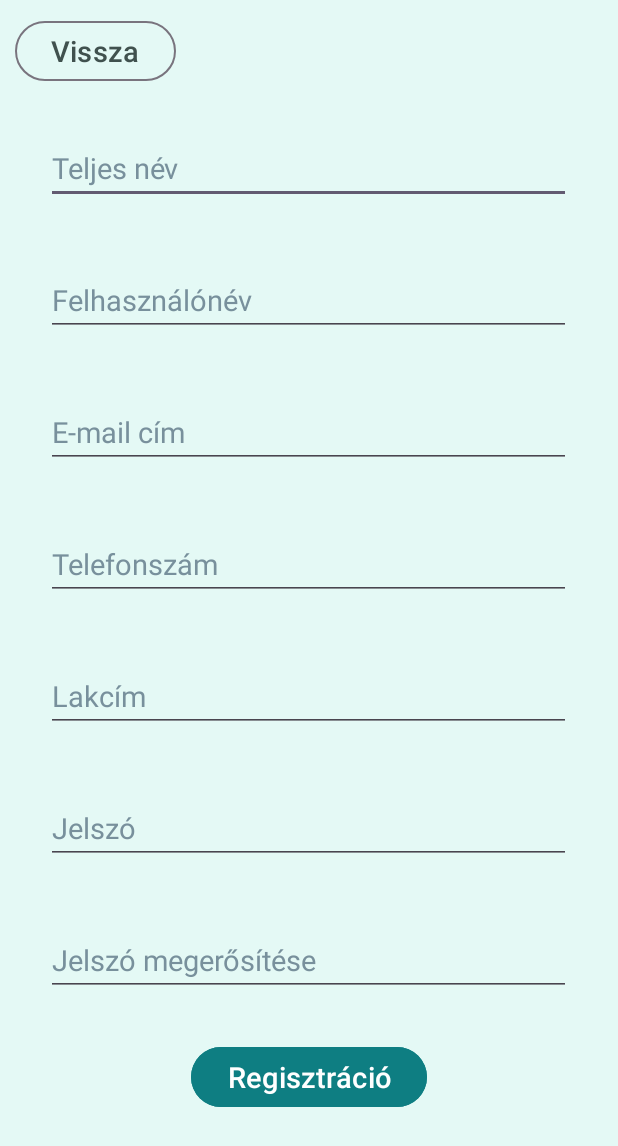
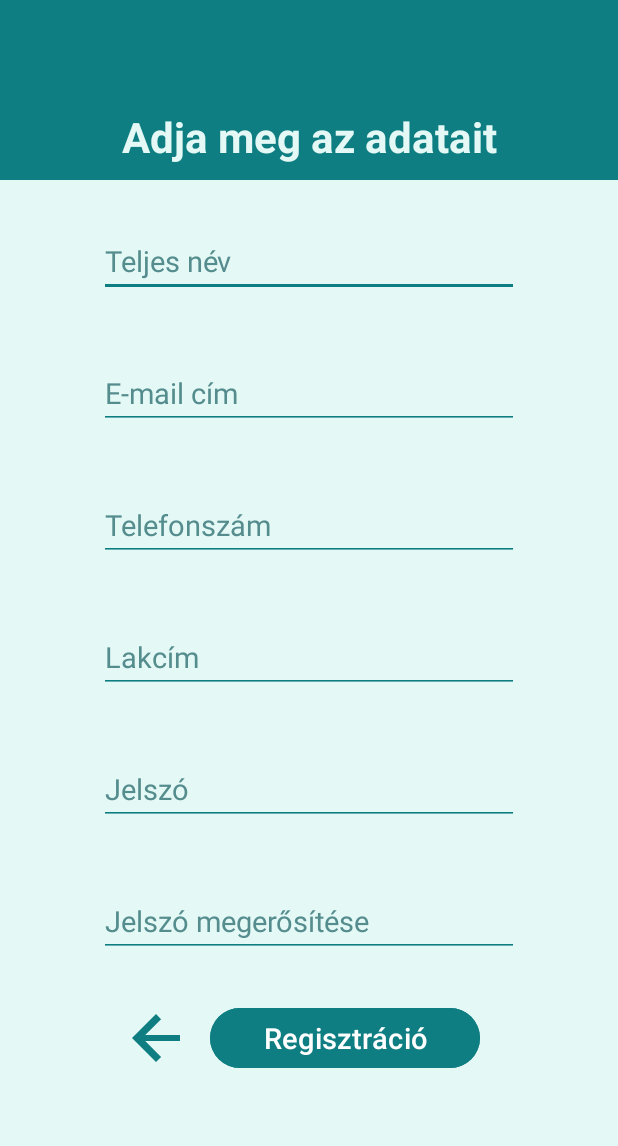
Before and after one commit to Daffidke/okmanyiroda-ugyintezes, an Android app: the screen it shows after launch (RegisterActivity), after a tap on "Regisztráció", on a phone screen of 412 x 824 dp. Shown: the top 1146 px of the screen. Run offline under Robolectric (Android 15) with nearby library versions, the phone set to English and light mode, and no system bars; our stand-ins replace Firebase (no records; nobody signed in at launch, a user with empty details on screens opened directly); 1 other tap on this screen came first.

Commit message:
Bejelentkezés és regisztráció Firebase segítségével, Input validáció, GUI finomítások

```diff
--- a/app/src/main/AndroidManifest.xml
+++ b/app/src/main/AndroidManifest.xml
@@ -17,6 +17,7 @@
             android:exported="false" />
         <activity
             android:name=".RegisterActivity"
+            android:windowSoftInputMode="adjustResize"
             android:exported="false" />
         <activity
             android:name=".MainActivity"
--- a/app/src/main/java/com/example/okmanyirodaugyintezes/MainActivity.java
+++ b/app/src/main/java/com/example/okmanyirodaugyintezes/MainActivity.java
@@ -6,12 +6,19 @@ import android.os.Bundle;
 import android.util.Log;
 import android.view.View;
 import android.widget.EditText;
+import android.widget.Toast;
 
 import androidx.activity.EdgeToEdge;
+import androidx.annotation.NonNull;
 import androidx.appcompat.app.AppCompatActivity;
 import androidx.core.graphics.Insets;
 import androidx.core.view.ViewCompat;
 import androidx.core.view.WindowInsetsCompat;
+
+import com.google.android.gms.tasks.OnCompleteListener;
+import com.google.android.gms.tasks.Task;
+import com.google.firebase.auth.AuthResult;
+import com.google.firebase.auth.FirebaseAuth;
 
 import java.util.Objects;
 
@@ -22,12 +29,11 @@ public class MainActivity extends AppCompatActivity {
     private static final int SECRET_KEY = 76;
 
 
-    // FIELDS
-    EditText usernameEditText;
-    EditText passwordEditText;
-
-    // SAVED FIELDS - for saving the typed in username and password
+    // GLOBAL VARIABLES
+    private EditText emailEditText;
+    private EditText passwordEditText;
     private SharedPreferences preferences;
+    private FirebaseAuth Auth;
 
 
     // METHODS
@@ -36,30 +42,54 @@ public class MainActivity extends AppCompatActivity {
         super.onCreate(savedInstanceState);
         EdgeToEdge.enable(this);
         setContentView(R.layout.activity_main);
-
         ViewCompat.setOnApplyWindowInsetsListener(findViewById(R.id.main), (v, insets) -> {
             Insets systemBars = insets.getInsets(WindowInsetsCompat.Type.systemBars());
             v.setPadding(systemBars.left, systemBars.top, systemBars.right, systemBars.bottom);
             return insets;
         });
 
-        this.usernameEditText = findViewById(R.id.usernameEditText);
+        // prepare for saving variables
+        preferences = getSharedPreferences(PREF_KEY, MODE_PRIVATE);
+        this.emailEditText = findViewById(R.id.emailEditText);
         this.passwordEditText = findViewById(R.id.passwordEditText);
 
-        preferences = getSharedPreferences(PREF_KEY, MODE_PRIVATE);
+        // prepare for authentication
+        Auth = FirebaseAuth.getInstance();
 
         Log.i(LOG_TAG, "onCreate");
     }
 
     public void login(View view) {
-        String userName = usernameEditText.getText().toString();
+        String email = emailEditText.getText().toString();
         String password = passwordEditText.getText().toString();
 
-        Log.i(LOG_TAG, "Bejelentkezett: " + userName + ", jelszó: " + password);
+        // validity check
+        boolean checks = true;
+        if (email.isEmpty()) {
+            emailEditText.setError("Töltsd ki ezt a mezőt");
+            Log.e(LOG_TAG, "Kitöltetlen e-mail mező!");
+            checks = false;
+        }
+        if (password.isEmpty()) {
+            passwordEditText.setError("Töltsd ki ezt a mezőt");
+            Log.e(LOG_TAG, "Kitöltetlen jelszó mező!");
+            checks = false;
+        }
 
-        // TODO: Bejelentkezés funkció
-
-        goToMainPage();
+        // LOG IN WITH FIREBASE
+        if (checks) {
+            Auth.signInWithEmailAndPassword(email, password).addOnCompleteListener(this, new OnCompleteListener<AuthResult>() {
+                @Override
+                public void onComplete(@NonNull Task<AuthResult> task) {
+                    if (task.isSuccessful()) {
+                        Log.d(LOG_TAG, "Sikeres bejelentkezés");
+                        goToMainPage();
+                    } else {
+                        Toast.makeText(MainActivity.this, "Sikertelen bejelentkezés", Toast.LENGTH_LONG).show();
+                    }
+                }
+            });
+        }
     }
 
     public void register(View view) {
@@ -68,14 +98,13 @@ public class MainActivity extends AppCompatActivity {
         startActivity(intent);
     }
 
-    private void goToMainPage(/* registered user */){
+    private void goToMainPage() {
         Intent intent = new Intent(this, ReservationActivity.class);
-        intent.putExtra("SECRET_KEY", SECRET_KEY);
         startActivity(intent);
     }
 
+
     // OVERRIDES
-
     @Override
     protected void onStop() {
         super.onStop();
@@ -99,7 +128,7 @@ public class MainActivity extends AppCompatActivity {
         super.onPause();
 
         SharedPreferences.Editor editor = preferences.edit();
-        editor.putString("username", usernameEditText.getText().toString());
+        editor.putString("email", emailEditText.getText().toString());
         editor.putString("password", passwordEditText.getText().toString());
         editor.apply();
 
--- a/app/src/main/java/com/example/okmanyirodaugyintezes/RegisterActivity.java
+++ b/app/src/main/java/com/example/okmanyirodaugyintezes/RegisterActivity.java
@@ -6,12 +6,19 @@ import android.util.Log;
 import android.view.View;
 import android.content.SharedPreferences;
 import android.widget.EditText;
+import android.widget.Toast;
 
 import androidx.activity.EdgeToEdge;
+import androidx.annotation.NonNull;
 import androidx.appcompat.app.AppCompatActivity;
 import androidx.core.graphics.Insets;
 import androidx.core.view.ViewCompat;
 import androidx.core.view.WindowInsetsCompat;
+
+import com.google.android.gms.tasks.OnCompleteListener;
+import com.google.android.gms.tasks.Task;
+import com.google.firebase.auth.AuthResult;
+import com.google.firebase.auth.FirebaseAuth;
 
 import java.util.Objects;
 
@@ -20,17 +27,15 @@ public class RegisterActivity extends AppCompatActivity {
     // CONSTS
     private static final String LOG_TAG = RegisterActivity.class.getName();
     private static final String PREF_KEY = Objects.requireNonNull(RegisterActivity.class.getPackage()).toString();
-    private static final int SECRET_KEY = 76;
 
-    // FIELDS
-    EditText fullNameEditText;
-    EditText usernameEditText;
-    EditText emailEditText;
-    EditText phoneEditText;
-    EditText addressEditText;
-    EditText passwordEditText;
-    EditText passwordConfirmEditText;
-
+    // GLOBAL VARIABLES
+    private EditText fullNameEditText;
+    private EditText emailEditText;
+    private EditText phoneEditText;
+    private EditText addressEditText;
+    private EditText passwordEditText;
+    private EditText passwordConfirmEditText;
+    private FirebaseAuth Auth;
 
     // METHODS
     @Override
@@ -44,60 +49,116 @@ public class RegisterActivity extends AppCompatActivity {
             return insets;
         });
 
+        // protection for not intended usage
         int secret_key = getIntent().getIntExtra("SECRET_KEY", 0);
-
         if (secret_key != 76) {
             finish();
         }
 
-        // INPUT
+        // prepare for authentication
+        Auth = FirebaseAuth.getInstance();
+
+        // handling inputs
         this.fullNameEditText = findViewById(R.id.fullNameEditText);
-        this.usernameEditText = findViewById(R.id.usernameEditText);
         this.emailEditText = findViewById(R.id.emailEditText);
         this.phoneEditText = findViewById(R.id.phoneNumberEditText);
         this.addressEditText = findViewById(R.id.addressEditText);
         this.passwordEditText = findViewById(R.id.passwordEditText);
         this.passwordConfirmEditText = findViewById(R.id.passwordConfirmEditText);
 
-        // SAVED FIELDS - without confirmation
+        // SAVED FIELDS - without password confirmation
         SharedPreferences preferences = getSharedPreferences(PREF_KEY, MODE_PRIVATE);
-        String username = preferences.getString("username", "");
+        String email = preferences.getString("email", "");
         String password = preferences.getString("password", "");
 
-        usernameEditText.setText(username);
+        emailEditText.setText(email);
         passwordEditText.setText(password);
 
         Log.i(LOG_TAG, "onCreate");
     }
 
-    public void register(View view){
+    public void register(View view) {
+
+        String email = emailEditText.getText().toString();
+        String password = passwordEditText.getText().toString();
+        String passwordConfirm = passwordConfirmEditText.getText().toString();
         String fullName = fullNameEditText.getText().toString();
-        String username = usernameEditText.getText().toString();
-        String email = emailEditText.getText().toString();
         String phone = phoneEditText.getText().toString();
         String address = addressEditText.getText().toString();
-        String password = passwordEditText.getText().toString();
-        String passwordConfirm = passwordConfirmEditText.getText().toString();
+        // TODO: save user details to database
 
+        // password check
         if (!password.equals(passwordConfirm)) {
+            passwordEditText.setError("A két megadott jelszó nem egyezik meg");
+            passwordConfirmEditText.setError("A két megadott jelszó nem egyezik meg");
             Log.e(LOG_TAG, "A két megadott jelszó nem egyezik meg.");
             return;
         }
 
-        Log.i(LOG_TAG, "Regisztrált: " + fullName + ", felhasználóneve: " + username + ", e-mail: " + email);
-        // TODO: Regisztrációs funkció
+        // validity checks
+        boolean check = true;
+        if (!isNameValid(fullName)) {
+            fullNameEditText.setError("Adja meg a teljes nevét");
+            check = false;
+        }
+        if (!isEmailValid(email)) {
+            emailEditText.setError("Adjon meg egy létező E-mail címet");
+            check = false;
+        }
+        if (!isPhoneValid(phone)) {
+            phoneEditText.setError("Adjon meg egy létező telefonszámot");
+            check = false;
+        }
+        if (address.isEmpty()) {
+            addressEditText.setError("Adjon meg egy létező lakcímet");
+            check = false;
+        }
+        if (password.isEmpty() || password.length() < 6) {
+            passwordEditText.setError("Adjon meg egy 6 karakternél hosszabb jelszót");
+            check = false;
+        }
 
-        goToMainPage();
+        // REGISTERING TO FIREBASE
+        if (check) {
+            Auth.createUserWithEmailAndPassword(email, password).addOnCompleteListener(this, new OnCompleteListener<AuthResult>() {
+                @Override
+                public void onComplete(@NonNull Task<AuthResult> task) {
+                    if (task.isSuccessful()) {
+                        Log.d(LOG_TAG, "Felhasználó sikeresen létrehozva.");
+                        goToMainPage();
+                    } else {
+                        Log.d(LOG_TAG, "A felhasználó létrehozása sikertelen: ", task.getException());
+                        Toast.makeText(RegisterActivity.this, "A felhasználó létrehozása sikertelen: ", Toast.LENGTH_LONG).show();
+                    }
+                }
+            });
+        }
+
     }
 
-    public void cancel(View view){
+    public void cancel(View view) {
         finish();
     }
 
     private void goToMainPage(/* registered user */) {
         Intent intent = new Intent(this, ReservationActivity.class);
-        intent.putExtra("SECRET_KEY", SECRET_KEY);
         startActivity(intent);
+    }
+
+    // VALIDITY CHECK METHODS
+    boolean isEmailValid(String email) {
+        return email != null && !email.isEmpty() &&
+                email.matches("^[A-Za-z0-9+_.-]+@[A-Za-z0-9.-]+\\.[A-Za-z]{2,}$");
+    }
+
+    boolean isPhoneValid(String phone) {
+        return phone != null && !phone.isEmpty() &&
+                phone.matches("^[+]?[0-9]{10,15}$");
+    }
+
+    boolean isNameValid(String name) {
+        return name != null && !name.trim().isEmpty() &&
+                name.matches("^(?=.*\\s)[A-Za-zÁÉÍÓÖŐÚÜŰáéíóöőúüű\\s'-]{2,50}$");
     }
 
     // OVERRIDES
--- /dev/null
+++ b/app/src/main/res/drawable/back_arrow.xml
@@ -0,0 +1,9 @@
+<vector xmlns:android="http://schemas.android.com/apk/res/android"
+    android:width="24dp"
+    android:height="24dp"
+    android:viewportWidth="24"
+    android:viewportHeight="24">
+    <path
+        android:fillColor="@color/primaryAppColor"
+        android:pathData="M19,11H7.41l5.29-5.29L11,4l-8,8 8,8 1.7-1.7L7.41,13H19v-2z" />
+</vector>
--- a/app/src/main/res/layout/activity_register.xml
+++ b/app/src/main/res/layout/activity_register.xml
@@ -1,10 +1,12 @@
 <?xml version="1.0" encoding="utf-8"?>
 <ScrollView xmlns:android="http://schemas.android.com/apk/res/android"
+    xmlns:app="http://schemas.android.com/apk/res-auto"
+    xmlns:tools="http://schemas.android.com/tools"
     android:layout_width="match_parent"
     android:layout_height="match_parent"
     android:fillViewport="true">
 
-    <LinearLayout xmlns:tools="http://schemas.android.com/tools"
+    <LinearLayout
         android:id="@+id/root"
         android:layout_width="match_parent"
         android:layout_height="wrap_content"
@@ -13,17 +15,18 @@
         android:scrollbars="vertical"
         tools:context=".RegisterActivity">
 
-
-        <Button
-            android:id="@+id/cancelButton"
-            style="@style/Widget.Material3.Button.OutlinedButton"
-            android:layout_width="wrap_content"
-            android:layout_height="wrap_content"
-            android:layout_margin="@dimen/small_margin"
-            android:onClick="cancel"
-            android:text="@string/cancel_text"
-            android:textColor="@color/secondaryAppColor"
-            android:textSize="@dimen/normal_text_size" />
+        <TextView
+            android:layout_width="match_parent"
+            android:layout_height="120dp"
+            android:background="@color/primaryAppColor"
+            android:gravity="bottom|center"
+            android:paddingTop="@dimen/basic_margin"
+            android:paddingBottom="@dimen/small_margin"
+            android:layout_marginBottom="@dimen/small_margin"
+            android:text="@string/input_info_text"
+            android:textColor="@color/backgroundAppColor"
+            android:textSize="@dimen/title_text_size"
+            android:textStyle="bold" />
 
         <EditText
             android:id="@+id/fullNameEditText"
@@ -35,20 +38,7 @@
             android:hint="@string/full_name_text"
             android:inputType="textPersonName"
             android:minHeight="@dimen/min_height"
-            android:textColor="@color/secondaryAppColor"
-            android:textColorHint="@color/hintColorLight"
-            android:textSize="@dimen/normal_text_size" />
-
-        <EditText
-            android:id="@+id/usernameEditText"
-            android:layout_width="@dimen/login_field_margin"
-            android:layout_height="wrap_content"
-            android:layout_gravity="center"
-            android:layout_margin="@dimen/basic_margin"
-            android:autofillHints="username"
-            android:hint="@string/username_text"
-            android:inputType="textPersonName"
-            android:minHeight="@dimen/min_height"
+            android:backgroundTint="@color/primaryAppColor"
             android:textColor="@color/secondaryAppColor"
             android:textColorHint="@color/hintColorLight"
             android:textSize="@dimen/normal_text_size" />
@@ -63,6 +53,7 @@
             android:hint="@string/email_address_text"
             android:inputType="textEmailAddress"
             android:minHeight="@dimen/min_height"
+            android:backgroundTint="@color/primaryAppColor"
             android:textColor="@color/secondaryAppColor"
             android:textColorHint="@color/hintColorLight"
             android:textSize="@dimen/normal_text_size" />
@@ -75,8 +66,9 @@
             android:layout_margin="@dimen/basic_margin"
             android:autofillHints="phone"
             android:hint="@string/phone_number_text"
-            android:inputType="phone|number"
+            android:inputType="phone"
             android:minHeight="@dimen/min_height"
+            android:backgroundTint="@color/primaryAppColor"
             android:textColor="@color/secondaryAppColor"
             android:textColorHint="@color/hintColorLight"
             android:textSize="@dimen/normal_text_size" />
@@ -91,6 +83,7 @@
             android:hint="@string/address_text"
             android:inputType="textPostalAddress"
             android:minHeight="@dimen/min_height"
+            android:backgroundTint="@color/primaryAppColor"
             android:textColor="@color/secondaryAppColor"
             android:textColorHint="@color/hintColorLight"
             android:textSize="@dimen/normal_text_size" />
@@ -105,6 +98,7 @@
             android:hint="@string/password_text"
             android:inputType="textPassword"
             android:minHeight="@dimen/min_height"
+            android:backgroundTint="@color/primaryAppColor"
             android:textColor="@color/secondaryAppColor"
             android:textColorHint="@color/hintColorLight"
             android:textSize="@dimen/normal_text_size" />
@@ -119,13 +113,29 @@
             android:hint="@string/password_confirm_text"
             android:inputType="textPassword"
             android:minHeight="@dimen/min_height"
+            android:backgroundTint="@color/primaryAppColor"
             android:textColor="@color/secondaryAppColor"
             android:textColorHint="@color/hintColorLight"
             android:textSize="@dimen/normal_text_size" />
 
+        <LinearLayout
+            android:id="@+id/horizontalButtons"
+            android:layout_width="match_parent"
+            android:layout_height="wrap_content"
+            android:orientation="horizontal"
+            android:gravity="center">
+
+            <ImageView
+                android:id="@+id/cancelButton"
+                android:layout_width="@dimen/min_height"
+                android:layout_height="@dimen/min_height"
+                android:contentDescription="@string/cancel_text"
+                android:onClick="cancel"
+                android:src="@drawable/back_arrow" />
+
             <Button
                 android:id="@+id/registerButton"
-            android:layout_width="wrap_content"
+                android:layout_width="180dp"
                 android:layout_height="wrap_content"
                 android:layout_gravity="center"
                 android:layout_margin="@dimen/small_margin"
@@ -134,6 +144,7 @@
                 android:text="@string/register_text"
                 android:textColor="@color/white"
                 android:textSize="@dimen/normal_text_size" />
+        </LinearLayout>
 
     </LinearLayout>
 </ScrollView>
--- a/app/src/main/res/values/colors.xml
+++ b/app/src/main/res/values/colors.xml
@@ -2,8 +2,9 @@
 <resources>
     <color name="black">#FF000000</color>
     <color name="white">#FFFFFFFF</color>
-    <color name="hintColorLight">#78909C</color>
+    <color name="hintColorLight">#558C8E</color>
     <color name="primaryAppColor">#0E7E82</color>
     <color name="secondaryAppColor">#40514E</color>
     <color name="backgroundAppColor">#E4F9F5</color>
+    <color name="warning">#CC3300</color>
 </resources>
--- a/app/src/main/res/values/dimens.xml
+++ b/app/src/main/res/values/dimens.xml
@@ -6,6 +6,6 @@
     <dimen name="small_text_size">15sp</dimen>
     <dimen name="normal_text_size">19sp</dimen>
     <dimen name="min_height">48dp</dimen>
-    <dimen name="login_field_margin">350dp</dimen>
+    <dimen name="login_field_margin">280dp</dimen>
     <dimen name="login_button_margin">320dp</dimen>
 </resources>
--- a/app/src/main/res/values/strings.xml
+++ b/app/src/main/res/values/strings.xml
@@ -1,7 +1,6 @@
 <resources>
     <string name="app_name">Okmányirodai Ügyintéző Felület</string>
     <string name="login_text">Bejelentkezés</string>
-    <string name="username_text">Felhasználónév</string>
     <string name="password_text">Jelszó</string>
     <string name="register_text">Regisztráció</string>
     <string name="not_registered_text">Nincs még fiókja?</string>
@@ -18,4 +17,5 @@
     <string name="task3">Forgalmi engedély megújítása</string>
     <string name="task4">Lakcímváltozás bejelentése</string>
     <string name="task5">Útlevél kiadása, pótlása</string>
+    <string name="input_info_text">Adja meg az adatait</string>
 </resources>
--- a/build.gradle.kts
+++ b/build.gradle.kts
@@ -1,4 +1,5 @@
 // Top-level build file where you can add configuration options common to all sub-projects/modules.
 plugins {
     alias(libs.plugins.android.application) apply false
+    id("com.google.gms.google-services") version "4.4.2" apply false
 }
```
Also changed, not shown: app/build.gradle.kts (+11 -1 lines), app/src/main/java/com/example/okmanyirodaugyintezes/ReservationActivity.java (+18 -2 lines), app/src/main/res/layout/activity_main.xml (+5 -5 lines), gradle/libs.versions.toml (+14 -0 lines), app/src/main/res/drawable/calendar.png (added). Lines whose indentation alone changed are shown as unchanged.
